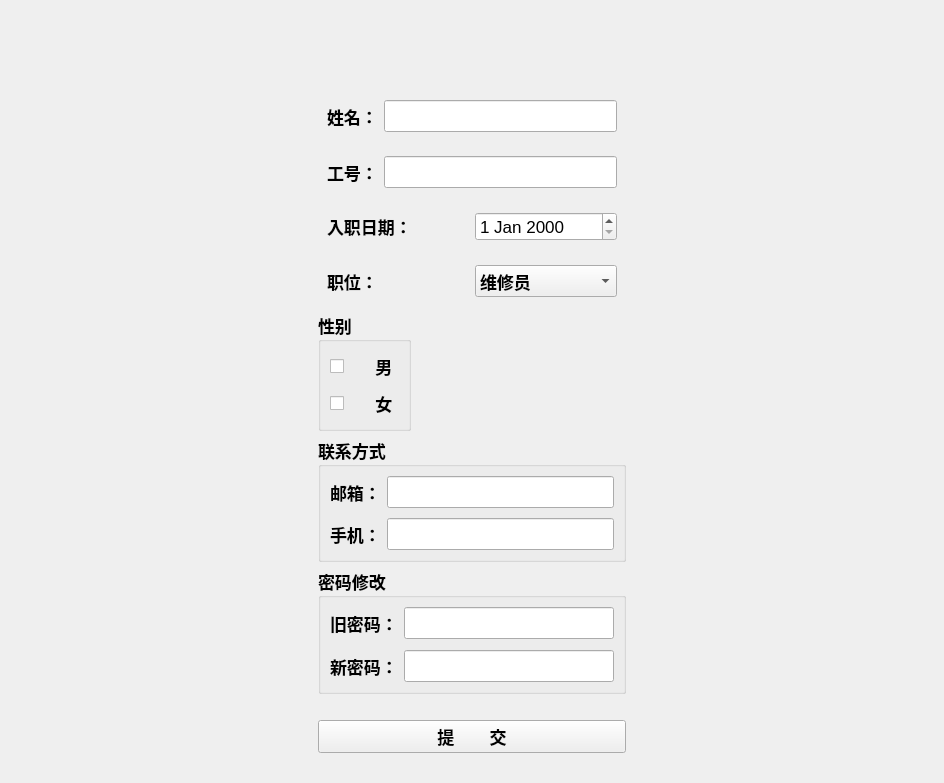
This is task/Auxiliary_maintenance/personal_inf.ui in liuyu690806/AR as Qt 5 draws it before an edit. The edited form follows.
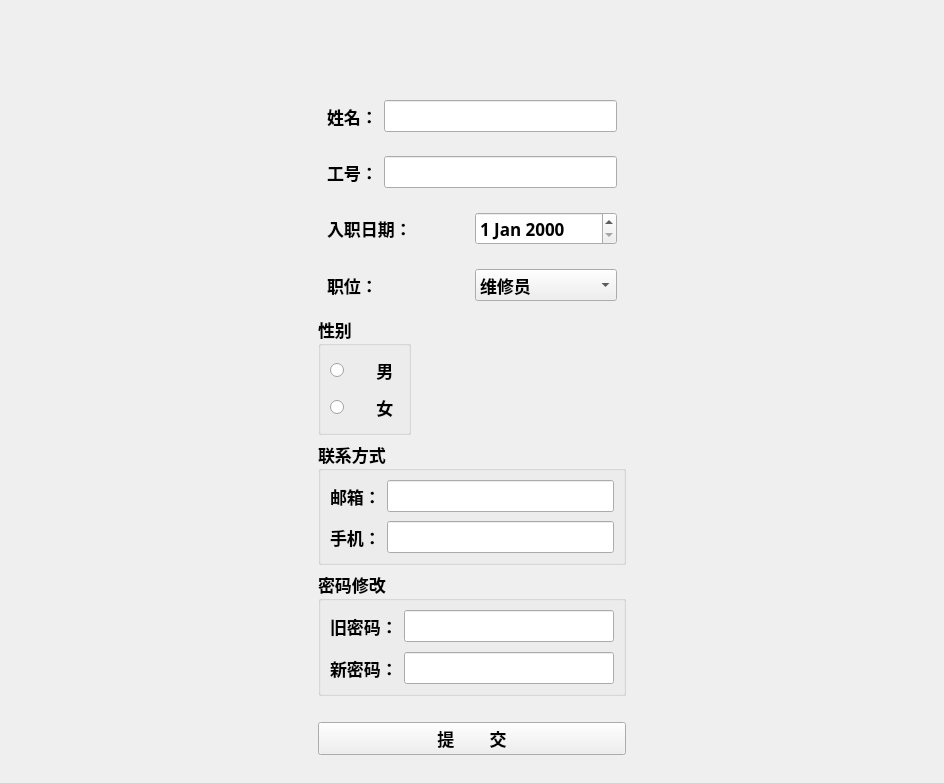
This is the edited form.

Patch:
```diff
--- a/task/Auxiliary_maintenance/personal_inf.ui
+++ b/task/Auxiliary_maintenance/personal_inf.ui
@@ -253,7 +253,10 @@
        <widget class="QDateEdit" name="dateEdit">
         <property name="font">
          <font>
+          <family>微软雅黑</family>
           <pointsize>13</pointsize>
+          <weight>75</weight>
+          <bold>true</bold>
          </font>
         </property>
        </widget>
@@ -308,14 +311,14 @@
      </property>
      <layout class="QVBoxLayout" name="verticalLayout">
       <item>
-       <widget class="QCheckBox" name="checkBox">
+       <widget class="QRadioButton" name="boy">
         <property name="text">
          <string>      男</string>
         </property>
        </widget>
       </item>
       <item>
-       <widget class="QCheckBox" name="checkBox_2">
+       <widget class="QRadioButton" name="girl">
         <property name="text">
          <string>      女</string>
         </property>
```
Left out of the diff: 31 changed lines with no effect on the pictures.
